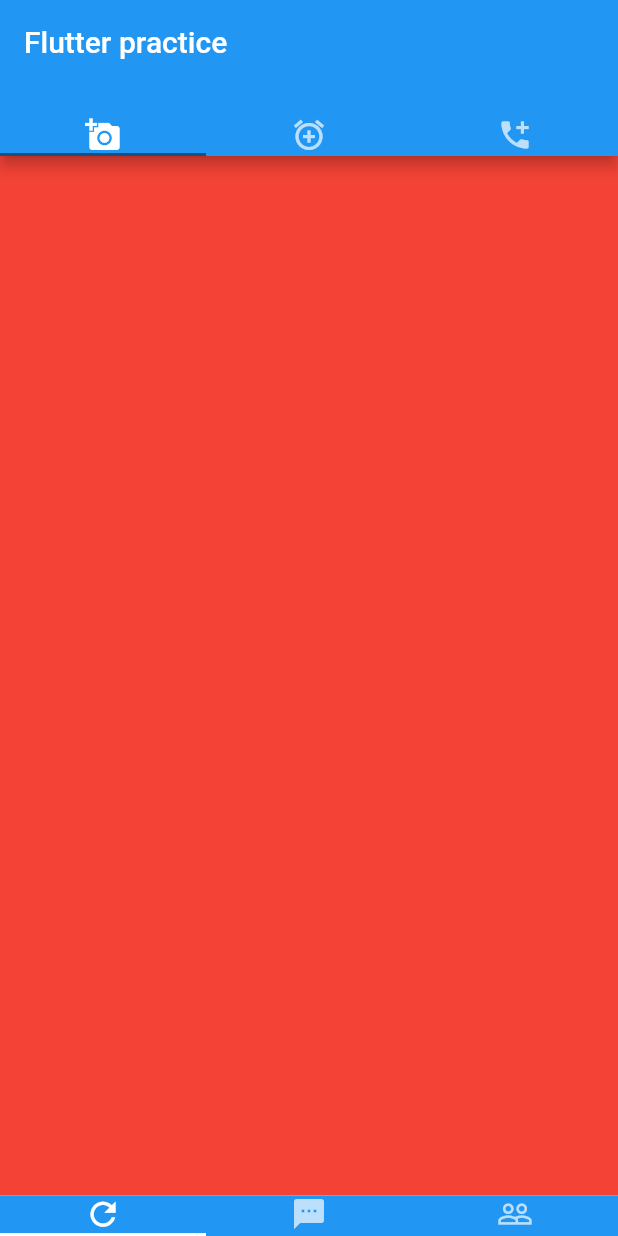
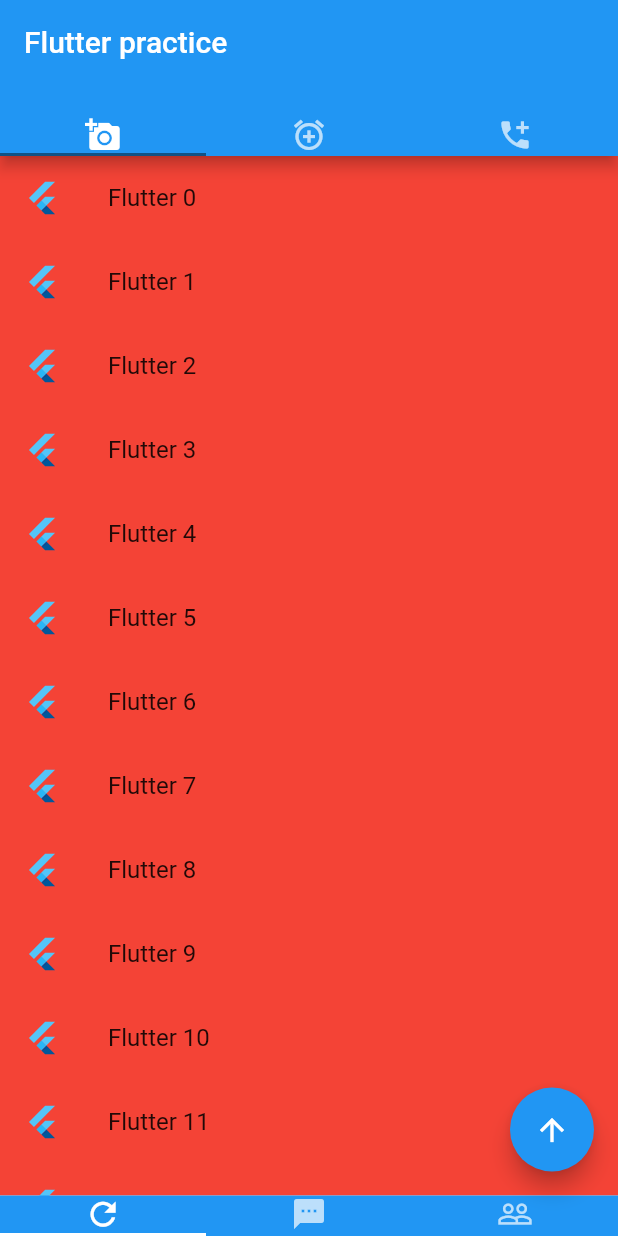
Before and after one commit to mostafa9696/FlutterPractice, a Flutter app: the screen it shows after launch, on a phone screen of 412 x 824 dp. Run offline on Flutter 3.47's test engine with Material 2 defaults, Android fonts, the phone set to English and light mode, and no system bars; our stand-ins replace device_info.

Commit message:
Continue work with flutter course

```diff
--- a/lib/main.dart
+++ b/lib/main.dart
@@ -335,14 +335,14 @@ class _MyStateFive extends State<MyAppFive> {
   var testTheme =
       ThemeData(brightness: Brightness.dark, buttonColor: Colors.green);
 
-  var snackbar = SnackBar(content:
-    Text("This is snackbar"),
+  var snackbar = SnackBar(
+    content: Text("This is snackbar"),
     duration: Duration(seconds: 1),
     backgroundColor: Colors.lightGreen,
-    action: SnackBarAction(label: "OK", onPressed: (){}),
+    action: SnackBarAction(label: "OK", onPressed: () {}),
   );
 
-  var scaffoldKey =  GlobalKey<ScaffoldState>();
+  var scaffoldKey = GlobalKey<ScaffoldState>();
 
   getSnackbar() {
     print("test");
@@ -359,12 +359,14 @@ class _MyStateFive extends State<MyAppFive> {
         appBar: AppBar(
           centerTitle: true,
           leading: Icon(Icons.home),
-            title: Text(" تدريب فلاتر", style: TextStyle(fontFamily: "Tajwal"),),
+          title: Text(
+            " تدريب فلاتر",
+            style: TextStyle(fontFamily: "Tajwal"),
+          ),
           elevation: 8.0,
           actions: <Widget>[Icon(Icons.add), Icon(Icons.search)],
         ),
-          body:
-          Builder(
+        body: Builder(
           builder: (scaffoldContext) => Column(
                 children: <Widget>[
                   Container(
@@ -382,16 +384,16 @@ class _MyStateFive extends State<MyAppFive> {
                     ),
                   ),
                   RaisedButton(
-                onPressed: (){
+                    onPressed: () {
                       Scaffold.of(scaffoldContext).showSnackBar(snackbar);
                     },
                     child: Text("show snackbar"),
                   ),
                   RaisedButton(
                     onPressed: getSnackbar,
-                shape: RoundedRectangleBorder(borderRadius: BorderRadius.circular(10.0),
-                              side: BorderSide(color: Colors.black, width: 4)
-                  ),
+                    shape: RoundedRectangleBorder(
+                        borderRadius: BorderRadius.circular(10.0),
+                        side: BorderSide(color: Colors.black, width: 4)),
                     child: Text("show snackbar global key"),
                   )
                 ],
@@ -406,7 +408,6 @@ class _MyStateFive extends State<MyAppFive> {
 ///////////////////////////////////////////
 
 class MyAppSix extends StatelessWidget {
-
   void navigateToPageTwo(BuildContext context) {
     Navigator.pushNamed(context, "/PageTwo");
   }
@@ -416,36 +417,35 @@ class MyAppSix extends StatelessWidget {
     return new Scaffold(
         floatingActionButton: FloatingActionButton(
             onPressed: () => navigateToPageTwo(context),
-            child: Icon(Icons.navigation))
-    );
+            child: Icon(Icons.navigation)));
   }
 }
 
 class MyAppSixPageTwo extends StatelessWidget {
-
   void navigateToPageTwo(BuildContext context) {
     Navigator.pushNamed(context, "/PageThree");
   }
 
   @override
   Widget build(BuildContext context) {
-    return new  Scaffold(
+    return new Scaffold(
       floatingActionButton: FloatingActionButton(
           onPressed: () => navigateToPageTwo(context),
           child: Icon(Icons.navigate_next)),
-        body: Center(child: Text("New Page two.."),),
+      body: Center(
+        child: Text("New Page two.."),
+      ),
     );
   }
 }
 
 class MyAppSixPageThree extends StatelessWidget {
-
-
-
   @override
   Widget build(BuildContext context) {
-    return  new Scaffold(
-        body: Center(child: Text("New Page three.."),),
+    return new Scaffold(
+      body: Center(
+        child: Text("New Page three.."),
+      ),
     );
   }
 }
@@ -453,14 +453,13 @@ class MyAppSixPageThree extends StatelessWidget {
 ///////////////////////////////////////////////////////////////
 ///////////////////////////////////////////////////////////////
 
-class MyAppSeven extends StatefulWidget  {
-
-
+class MyAppSeven extends StatefulWidget {
   @override
   _MyStateSix createState() => new _MyStateSix();
 }
 
-class _MyStateSix extends State<MyAppSeven> with SingleTickerProviderStateMixin{
+class _MyStateSix extends State<MyAppSeven>
+    with SingleTickerProviderStateMixin {
 
   TabController tabController;
 
@@ -478,33 +477,151 @@ class _MyStateSix extends State<MyAppSeven> with SingleTickerProviderStateMixin{
 
   @override
   Widget build(BuildContext context) {
+    var items = [
+      "1",
+      "2",
+      "3",
+      "4",
+      "5",
+      "6",
+      "7",
+      "8",
+      "9",
+      "10",
+      "11",
+      "12"
+    ];
 
-    var items = ["item 1","item 1","item 1","item 1","item 1","item 1","item 1","item 55","item 1","item 1","item 1","item 10"];
+    var myList = List.generate(50, (i) => "Flutter $i");
+    var listViewControler = ScrollController();
+    Container getCircleAvatar() {
+      return Container(
+        height: 100,
+        child: CircleAvatar(
+          radius: 50,
+          backgroundColor: Colors.greenAccent,
+          child: Text("user 11"),
+          backgroundImage: NetworkImage(
+              "https://www.gravatar.com/avatar/205e460b479e2e5b48aec07710c08d50"),
+        ),
+      );
+    }
 
     return new MaterialApp(
         home: Scaffold(
-            bottomNavigationBar: Material(color: Colors.blue
-              ,child: TabBar(controller: tabController, tabs: [Icon(Icons.refresh, size: 25,), Icon(Icons.textsms), Icon(Icons.people_outline)]),),
-            appBar: AppBar(title: Text("Flutter practice")
-                    ,bottom: TabBar(controller: tabController,
-                  tabs: [Icon(Icons.add_a_photo), Icon(Icons.add_alarm), Icon(Icons.add_call)], indicatorColor: Colors.black45,)),
-            body: TabBarView(controller: tabController, children: [
-                Container(color: Colors.red),
-                Container(color: Colors.greenAccent),
-                Container(color: Colors.purple
-                , child: ListView.builder(
-                        itemCount: items.length,
-                        itemBuilder: (context, index){
-                          return Card(child: Container(
-                            height: 100,
-                            child: Center(child:Text(items[index]) ,),
-                      ));
-                    })
+            floatingActionButton: FloatingActionButton(
+                child: Icon(Icons.arrow_upward),
+                onPressed: () {
+                  listViewControler.animateTo(0.0,
+                      duration: Duration(seconds: 2),
+                      curve: Curves.bounceInOut);
+                }),
+            bottomNavigationBar: Material(
+              color: Colors.blue,
+              child: TabBar(controller: tabController, tabs: [
+                Icon(
+                  Icons.refresh,
+                  size: 25,
                 ),
+                Icon(Icons.textsms),
+                Icon(Icons.people_outline)
+              ]),
+            ),
+            appBar: AppBar(
+                title: Text("Flutter practice"),
+                bottom: TabBar(
+                  controller: tabController,
+                  tabs: [
+                    Icon(Icons.add_a_photo),
+                    Icon(Icons.add_alarm),
+                    Icon(Icons.add_call)
                   ],
-            )
-        ));
-  }
+                  indicatorColor: Colors.black45,
+                )),
+            body: TabBarView(
+              controller: tabController,
+              children: [
+
+                Container(
+                  color: Colors.red,
+                  child: ListView(
+                    controller: listViewControler,
+                    children: myList.map((item) {
+                      return Dismissible(
+                          onDismissed: (direction) {
+                            setState(() {
+                              myList.removeAt(myList.indexOf(item));
+                            });
+                          },
+                          child: ListTile(
+                            leading: FlutterLogo(),
+                            title: Text(item),
+                          ),
+                          key: Key(item));
+                    }).toList(),
+                  ),
+                ),
 
 
+                Container(
+                  color: Colors.greenAccent,
+                  child: ListView(
+                    scrollDirection: Axis.horizontal,
+                    children: <Widget>[
+                      getCircleAvatar(),
+                      SizedBox(
+                        width: 10,
+                      ),
+                      getCircleAvatar(),
+                      SizedBox(
+                        width: 10,
+                      ),
+                      getCircleAvatar(),
+                      SizedBox(
+                        width: 10,
+                      ),
+                      getCircleAvatar(),
+                      getCircleAvatar(),
+                      SizedBox(
+                        width: 10,
+                      ),
+                      getCircleAvatar(),
+                      SizedBox(
+                        width: 10,
+                      ),
+                      getCircleAvatar(),
+                      SizedBox(
+                        width: 10,
+                      ),
+                      getCircleAvatar()
+                    ],
+                  ),
+                ),
+
+
+                Container(
+                    color: Colors.purple,
+                    child: ListView.builder(
+                        itemCount: items.length,
+                        itemBuilder: (context, index) {
+                          return Dismissible(
+                          background: Container(color: Colors.red, child: Icon(Icons.delete_forever),),
+                          onDismissed: (direction) {
+                            setState(() {
+                              items.removeAt(index);
+                            });
+                          },
+                            child : Card(
+                              child: Container(
+                            height: 100,
+                            child: Center(
+                              child: Text(items[index]),
+                            ),
+                          ))
+                          ,key: Key(items[index]),
+                          );
+                        })),
+              ],
+            )));
   }
+}
```
Lines whose indentation alone changed are shown as unchanged.
